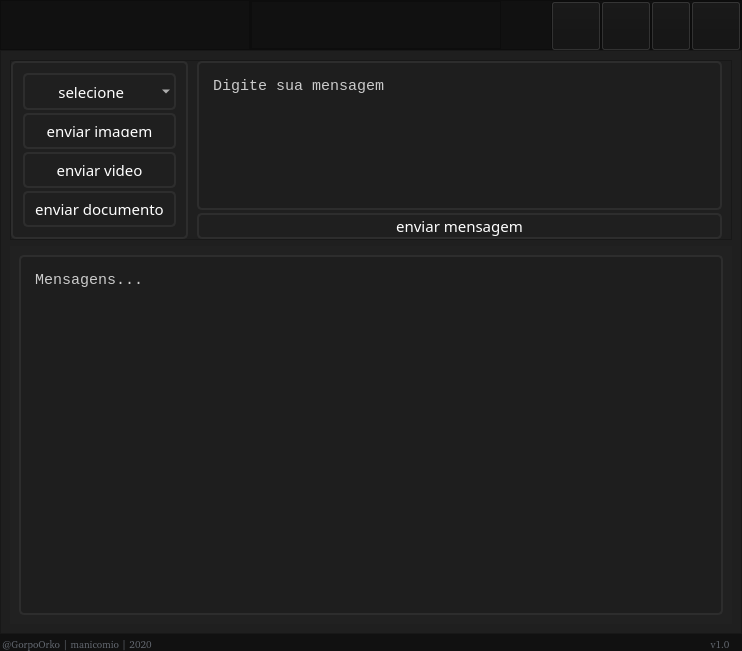
This is mainwindow.ui in gorpoorko/Manicomio-Bot-GUI as Qt 5 draws it before an edit. The edited form follows.
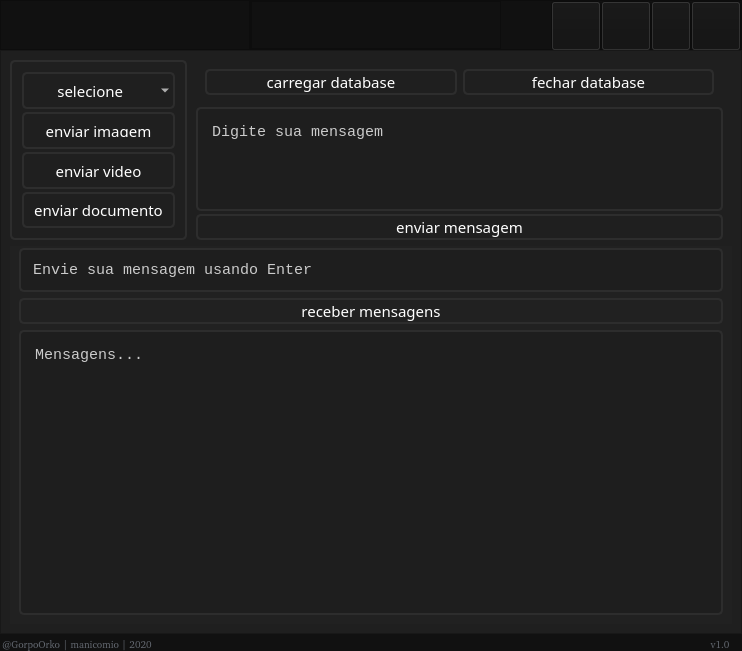
This is the edited form. The open tabs and pages were chosen to show the change. Icons and pictures are not drawn.

What changed in the file:
```diff
--- a/mainwindow.ui
+++ b/mainwindow.ui
@@ -1064,7 +1064,7 @@
               </size>
              </property>
              <property name="frameShape">
-              <enum>QFrame::StyledPanel</enum>
+              <enum>QFrame::NoFrame</enum>
              </property>
              <property name="frameShadow">
               <enum>QFrame::Raised</enum>
@@ -1239,6 +1239,66 @@
                  <property name="bottomMargin">
                   <number>0</number>
                  </property>
+                 <item>
+                  <widget class="QFrame" name="frame_4">
+                   <property name="frameShape">
+                    <enum>QFrame::NoFrame</enum>
+                   </property>
+                   <property name="frameShadow">
+                    <enum>QFrame::Raised</enum>
+                   </property>
+                   <layout class="QHBoxLayout" name="horizontalLayout_9">
+                    <item>
+                     <widget class="QPushButton" name="botao_carregar_db">
+                      <property name="styleSheet">
+                       <string notr="true">QPushButton {
+	background-color:transparent;
+	background-repeat: no-repeat;
+	background-position: center;
+	border: 2px solid rgb(45,45,45);
+border-radius: 5px;
+	color: rgb(255, 255, 255);
+	font: 15px SegoeUIl, bold;
+}
+QPushButton:hover {
+	background-color: rgb(120,0,0);
+}
+QPushButton:pressed {
+	background-color: rgb(120,0,0);
+}</string>
+                      </property>
+                      <property name="text">
+                       <string>carregar database</string>
+                      </property>
+                     </widget>
+                    </item>
+                    <item>
+                     <widget class="QPushButton" name="botao_fechar_db">
+                      <property name="styleSheet">
+                       <string notr="true">QPushButton {
+	background-color:transparent;
+	background-repeat: no-repeat;
+	background-position: center;
+	border: 2px solid rgb(45,45,45);
+border-radius: 5px;
+	color: rgb(255, 255, 255);
+	font: 15px SegoeUIl, bold;
+}
+QPushButton:hover {
+	background-color: rgb(120,0,0);
+}
+QPushButton:pressed {
+	background-color: rgb(120,0,0);
+}</string>
+                      </property>
+                      <property name="text">
+                       <string>fechar database</string>
+                      </property>
+                     </widget>
+                    </item>
+                   </layout>
+                  </widget>
+                 </item>
                  <item>
                   <widget class="QTextEdit" name="texto_enviar_mensagem">
                    <property name="maximumSize">
@@ -1321,6 +1381,60 @@
               <enum>QFrame::Raised</enum>
              </property>
              <layout class="QVBoxLayout" name="verticalLayout_9">
+              <property name="spacing">
+               <number>6</number>
+              </property>
+              <property name="topMargin">
+               <number>2</number>
+              </property>
+              <item>
+               <widget class="QLineEdit" name="linha_mensagem">
+                <property name="styleSheet">
+                 <string notr="true">QLineEdit{
+border: 2px solid rgb(45,45,45);
+border-radius: 5px;
+padding: 10px;
+background-color: rgb(30,30,30);
+	color: rgb(203, 203, 203);
+font: 15px Courier New;
+}
+QLineEdit:hover{
+border: 2px solid rgb(55,55,55);
+}
+QLineEdit:focus{
+border: 2px solid  rgb(120,0,0);
+	color: rgb(120,0,0);
+}</string>
+                </property>
+                <property name="text">
+                 <string>Envie sua mensagem usando Enter</string>
+                </property>
+               </widget>
+              </item>
+              <item>
+               <widget class="QPushButton" name="botao_receber_mensagens">
+                <property name="styleSheet">
+                 <string notr="true">QPushButton {
+	background-color:transparent;
+	background-repeat: no-repeat;
+	background-position: center;
+	border: 2px solid rgb(45,45,45);
+border-radius: 5px;
+	color: rgb(255, 255, 255);
+	font: 15px SegoeUIl, bold;
+}
+QPushButton:hover {
+	background-color: rgb(120,0,0);
+}
+QPushButton:pressed {
+	background-color: rgb(120,0,0);
+}</string>
+                </property>
+                <property name="text">
+                 <string>receber mensagens</string>
+                </property>
+               </widget>
+              </item>
               <item>
                <widget class="QTextEdit" name="mensagens_recebidas">
                 <property name="styleSheet">
```
Left out of the diff: 224 changed lines with no effect on the pictures.
